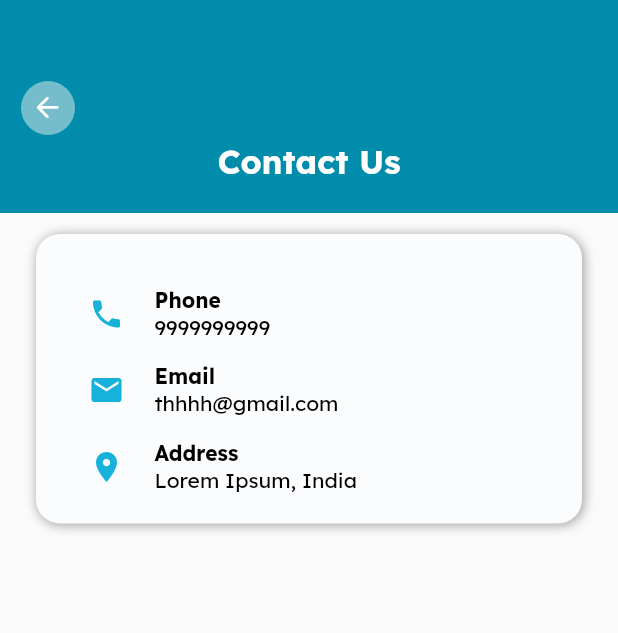
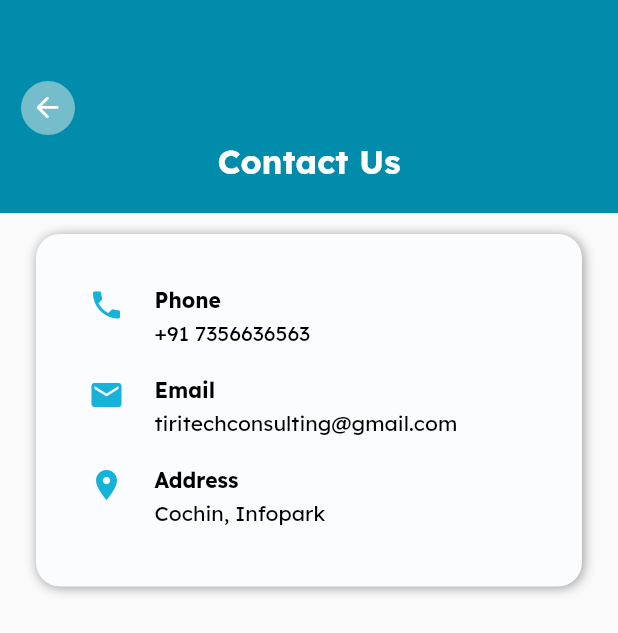
Before and after one commit to txlhae/tiri-frontend, a Flutter app: the ContactUs screen opened by its route, on a phone screen of 412 x 824 dp. Shown: the top 633 px of the screen. Run offline on Flutter 3.47's test engine with Material 3 defaults, Android fonts, the light colour scheme and no system bars; our stand-ins replace app_links, connectivity_plus, country_picker, dio, firebase_core, firebase_messaging and 15 more; missing offline and left inert: defer_pointer, mobile_scanner; accounts and stored records are empty; network calls fail.

Commit message:
Final Fix Finished all errors and logs

```diff
--- a/lib/main.dart
+++ b/lib/main.dart
@@ -1,6 +1,7 @@
 import 'package:flutter/material.dart';
 import 'package:get/get.dart';
 import 'package:firebase_core/firebase_core.dart';
+import 'package:flutter/services.dart';
 import 'package:tiri/domain/core/di/app_binding.dart';
 import 'package:tiri/infrastructure/navigation.dart';
 import 'package:tiri/infrastructure/routes.dart';
@@ -12,6 +13,9 @@ import 'firebase_options.dart';
 
 void main() async {
   WidgetsFlutterBinding.ensureInitialized();
+  await SystemChrome.setPreferredOrientations(
+    [DeviceOrientation.portraitUp],
+  );
 
   // Initialize Firebase with proper error handling
   try {
--- a/lib/screens/chat_page.dart
+++ b/lib/screens/chat_page.dart
@@ -296,6 +296,7 @@ class _ChatPageState extends State<ChatPage> {
                 return const Center(
                   child: Text(
                     'No messages yet. Start the conversation!',
+                    textAlign: TextAlign.center,
                     style: TextStyle(
                       fontSize: 16,
                       color: Colors.grey,
--- a/lib/screens/contact_us.dart
+++ b/lib/screens/contact_us.dart
@@ -3,9 +3,86 @@ import 'package:get/get.dart';
 import 'package:tiri/controllers/request_controller.dart';
 import 'package:tiri/screens/widgets/custom_widgets/custom_back_button.dart';
 import 'package:tiri/screens/widgets/request_widgets/details_card.dart';
+import 'package:url_launcher/url_launcher.dart';
 
 class ContactUs extends StatelessWidget {
   const ContactUs({super.key});
+
+  Future<void> _launchUri(Uri uri) async {
+    final canHandle = await canLaunchUrl(uri);
+    if (!canHandle) {
+      debugPrint('Cannot handle $uri');
+      return;
+    }
+    final didLaunch = await launchUrl(uri, mode: LaunchMode.externalApplication);
+    if (!didLaunch) {
+      debugPrint('Unable to launch $uri');
+    }
+  }
+
+  Future<void> _openPhone() async {
+    await _launchUri(Uri(scheme: 'tel', path: '+917356636563'));
+  }
+
+  Future<void> _openEmail() async {
+    await _launchUri(
+      Uri(
+        scheme: 'mailto',
+        path: 'tiritechconsulting@gmail.com',
+      ),
+    );
+  }
+
+  Future<void> _openAddress() async {
+    await _launchUri(
+      Uri.parse(
+        'https://www.google.com/maps/search/?api=1&query=Cochin%2C%20Infopark',
+      ),
+    );
+  }
+
+  Widget _buildContactItem({
+    required IconData icon,
+    required String title,
+    required String value,
+    required Future<void> Function() onPressed,
+  }) {
+    return GestureDetector(
+      behavior: HitTestBehavior.opaque,
+      onTap: () async {
+        await onPressed();
+      },
+      child: Row(
+        crossAxisAlignment: CrossAxisAlignment.start,
+        children: [
+          Icon(
+            icon,
+            color: const Color.fromRGBO(22, 178, 217, 1),
+          ),
+          const SizedBox(width: 20),
+          Expanded(
+            child: Column(
+              crossAxisAlignment: CrossAxisAlignment.start,
+              children: [
+                Text(
+                  title,
+                  style: const TextStyle(
+                    fontWeight: FontWeight.bold,
+                    color: Colors.black,
+                  ),
+                ),
+                const SizedBox(height: 4),
+                Text(
+                  value,
+                  style: const TextStyle(color: Colors.black),
+                ),
+              ],
+            ),
+          ),
+        ],
+      ),
+    );
+  }
 
   @override
   Widget build(BuildContext context) {
@@ -55,81 +132,39 @@ class ContactUs extends StatelessWidget {
                   ],
                 ),
               ),
-            const Padding(
-              padding:
-                  EdgeInsets.only(top: 150, left: 20, right: 20),
+              Padding(
+                padding: const EdgeInsets.only(top: 150, left: 20, right: 20),
                 child: DetailsCard(
                   child: Padding(
-                  padding: EdgeInsets.only(left: 15.0, right: 15.0, top: 15.0),
+                    padding: const EdgeInsets.only(
+                      left: 15.0,
+                      right: 15.0,
+                      top: 15.0,
+                      bottom: 20.0,
+                    ),
                     child: Column(
                       crossAxisAlignment: CrossAxisAlignment.start,
                       children: [
-                      Row(
-                        children: [
-                          Icon(Icons.phone,
-                              color: Color.fromRGBO(22, 178, 217, 1)),
-                          SizedBox(width: 20),
-                          Column(
-                            crossAxisAlignment: CrossAxisAlignment.start,
-                            children: [
-                              Text('Phone',
-                                  style: TextStyle(
-                                      fontWeight: FontWeight.bold,
-                                      color: Colors.black)),
-                              Text('9999999999',
-                                  style: TextStyle(color: Colors.black)),
-                            ],
+                        _buildContactItem(
+                          icon: Icons.phone,
+                          title: 'Phone',
+                          value: '+91 7356636563',
+                          onPressed: _openPhone,
                         ),
-                        ],
+                        const SizedBox(height: 20),
+                        _buildContactItem(
+                          icon: Icons.email,
+                          title: 'Email',
+                          value: 'tiritechconsulting@gmail.com',
+                          onPressed: _openEmail,
                         ),
-                      SizedBox(
-                        height: 15,
+                        const SizedBox(height: 20),
+                        _buildContactItem(
+                          icon: Icons.location_on,
+                          title: 'Address',
+                          value: 'Cochin, Infopark',
+                          onPressed: _openAddress,
                         ),
-                      Row(
-                        children: [
-                          Icon(Icons.email,
-                              color: Color.fromRGBO(22, 178, 217, 1)),
-                          SizedBox(width: 20),
-                          Column(
-                            crossAxisAlignment: CrossAxisAlignment.start,
-                            children: [
-                              Text('Email',
-                                  style: TextStyle(
-                                      fontWeight: FontWeight.bold,
-                                      color: Colors.black)),
-                              Text('thhhh@gmail.com',
-                                  style: TextStyle(color: Colors.black)),
-                            ],
-                          ),
-                        ],
-                      ),
-                      SizedBox(
-                        height: 15,
-                      ),
-                      Row(
-                        children: [
-                          Icon(Icons.location_on,
-                              color: Color.fromRGBO(22, 178, 217, 1)),
-                          SizedBox(width: 20),
-                          Column(
-                            crossAxisAlignment: CrossAxisAlignment.start,
-                            children: [
-                              Text('Address',
-                                  style: TextStyle(
-                                      fontWeight: FontWeight.bold,
-                                      color: Colors.black)),
-                              Text(
-                                'Lorem Ipsum, India',
-                                style: TextStyle(color: Colors.black),
-                              ),
-                            ],
-                          ),
-                        ],
-                      ),
-                      // Padding(
-                      //   padding: EdgeInsets.only(left: 40, top: 5),
-                      //   child: Text('Lorem Ipsum, India', style: TextStyle(color: Colors.black),),
-                      // ),
                       ],
                     ),
                   ),
```
Also changed, not shown: lib/controllers/request_controller.dart (+20 -2 lines), lib/screens/notifications_page.dart (+11 -3 lines), lib/screens/request_details.dart (+21 -7 lines), lib/screens/widgets/dialog_widgets/location_picker_dialog.dart (+9 -6 lines), lib/services/api_service.dart (+0 -50 lines), .claude/settings.local.json, 2 other files. Lines whose indentation alone changed are shown as unchanged.
